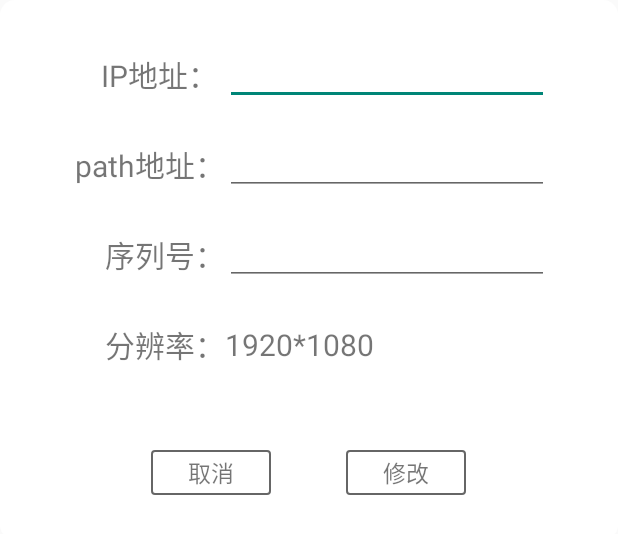
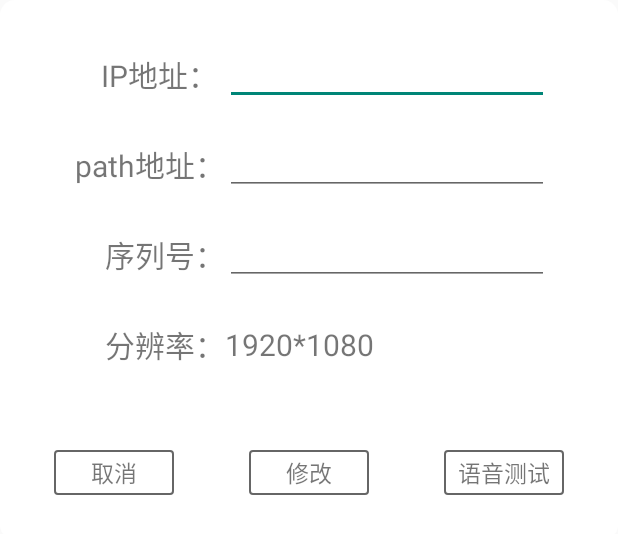
Before and after one commit to Dingzihao/hospital, an Android app: the layout dialog_setting.xml on its own in the app's theme, with its tools: preview values and no code run, on a phone screen of 412 x 824 dp. Shown: the top 534 px of the screen. Run offline under Robolectric (Android 15) with nearby library versions, the phone set to English and light mode, and no system bars.

Commit message:
语音测试按钮

```diff
--- a/app/src/main/java/com/dzh/hospital/view/MainActivity.java
+++ b/app/src/main/java/com/dzh/hospital/view/MainActivity.java
@@ -149,6 +149,7 @@ public class MainActivity extends AppCompatActivity {
         TextView cancel = v.findViewById(R.id.cancel);
         TextView confirm = v.findViewById(R.id.confirm);
         TextView size = v.findViewById(R.id.screenSize);
+        TextView play = v.findViewById(R.id.play);
         EditText et_ip = v.findViewById(R.id.tv_ip);
         EditText et_url = v.findViewById(R.id.tv_url);
         EditText et_sn = v.findViewById(R.id.tv_sn);
@@ -165,6 +166,10 @@ public class MainActivity extends AppCompatActivity {
 
         cancel.setOnClickListener(view -> {
             dialog.dismiss();
+        });
+
+        play.setOnClickListener(view -> {
+            TTSUtils.getInstance().speak("语音已激活");
         });
 
         confirm.setOnClickListener(view -> {
--- a/app/src/main/res/layout/dialog_setting.xml
+++ b/app/src/main/res/layout/dialog_setting.xml
@@ -127,5 +127,16 @@
             android:padding="3dp"
             android:text="修改"
             android:textSize="15sp" />
+
+        <TextView
+            android:id="@+id/play"
+            android:layout_width="80dp"
+            android:layout_height="wrap_content"
+            android:layout_marginLeft="50dp"
+            android:background="@drawable/bg_text"
+            android:gravity="center"
+            android:padding="3dp"
+            android:text="语音测试"
+            android:textSize="15sp" />
     </LinearLayout>
 </LinearLayout>
```
